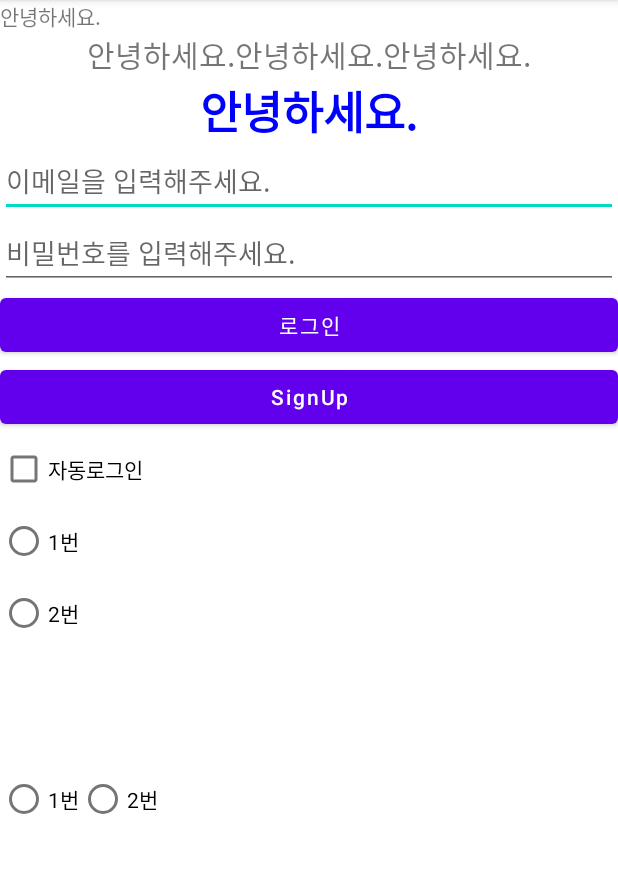
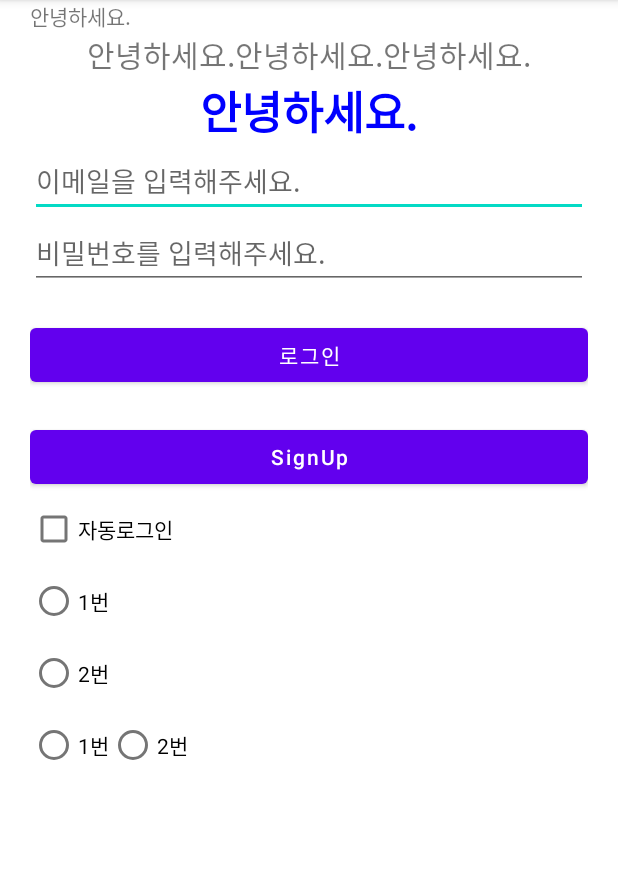
Before and after one commit to KoPoine/UIPractice_20220725, an Android app: the screen it shows after launch (MainActivity), on a phone screen of 412 x 824 dp, the part 84-957 px from its top. Run offline under Robolectric (Android 15) with nearby library versions, the phone set to English and light mode, and no system bars.

Commit message:
5. 공통주요 속성  - 가로/세로  - gravity  - margin / padding

```diff
--- a/app/src/main/res/layout/activity_main.xml
+++ b/app/src/main/res/layout/activity_main.xml
@@ -5,6 +5,7 @@
     android:layout_width="match_parent"
     android:layout_height="match_parent"
     android:orientation="vertical"
+    android:paddingHorizontal="20dp"
     tools:context=".MainActivity">
 
     <TextView
@@ -69,6 +70,7 @@
     <Button
         android:layout_width="match_parent"
         android:layout_height="wrap_content"
+        android:layout_marginVertical="20dp"
         android:text="로그인"/>
 
     <Button
@@ -96,7 +98,7 @@
 
     <RadioGroup
         android:layout_width="match_parent"
-        android:layout_height="200dp"
+        android:layout_height="wrap_content"
         android:orientation="horizontal"
         android:gravity="center|start">
 
```
